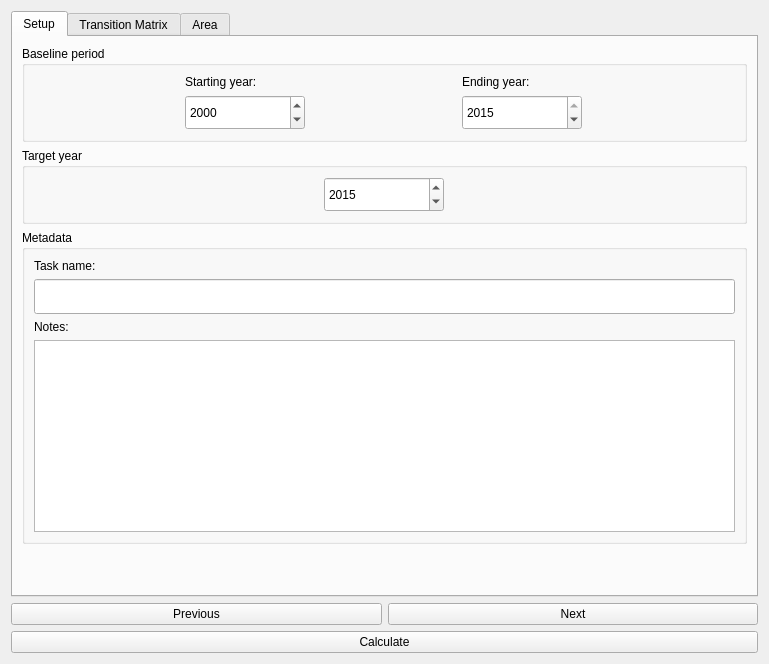
Old version of the form LDMP/gui/DlgCalculateLC.ui in the repository ConservationInternational/trends.earth.
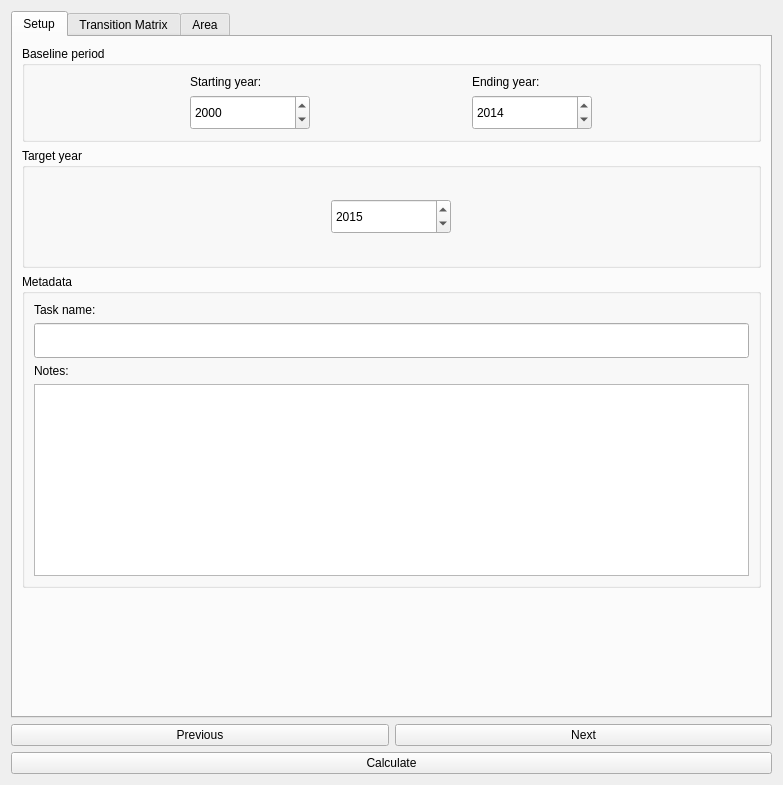
New version of the form.

Commit message: Update default LC baseline end year.

The edit to the form file:
```diff
--- a/LDMP/gui/DlgCalculateLC.ui
+++ b/LDMP/gui/DlgCalculateLC.ui
@@ -6,8 +6,8 @@
    <rect>
     <x>0</x>
     <y>0</y>
-    <width>767</width>
-    <height>640</height>
+    <width>783</width>
+    <height>785</height>
    </rect>
   </property>
   <property name="sizePolicy">
@@ -139,7 +139,7 @@
             </property>
             <property name="date">
              <date>
-              <year>2015</year>
+              <year>2014</year>
               <month>12</month>
               <day>31</day>
              </date>
```
